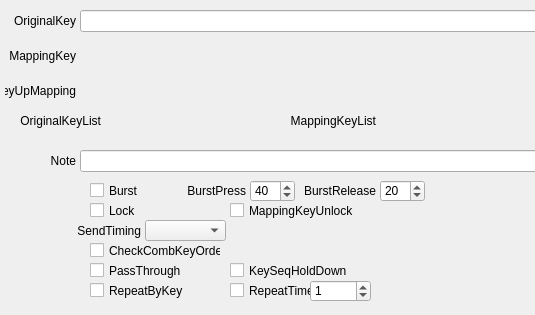
This is QKeyMapper/qitemsetupdialog.ui in Zalafina/QKeyMapper as Qt 5 draws it before an edit; both pictures show x 0 to 535 and y 0 to 315 of the 820 by 315 pixel window. The edited form follows.
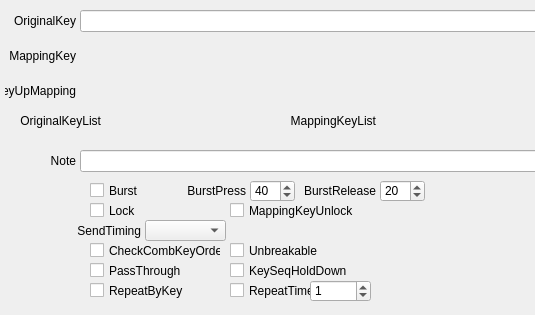
This is the edited form.

Commit message: Add unbreakable checkbox in itemsetupdialog.

Diff of the .ui file:
```diff
--- a/QKeyMapper/qitemsetupdialog.ui
+++ b/QKeyMapper/qitemsetupdialog.ui
@@ -509,6 +509,25 @@
     <bool>false</bool>
    </property>
   </widget>
+  <widget class="QCheckBox" name="unbreakableCheckBox">
+   <property name="geometry">
+    <rect>
+     <x>230</x>
+     <y>240</y>
+     <width>131</width>
+     <height>21</height>
+    </rect>
+   </property>
+   <property name="focusPolicy">
+    <enum>Qt::NoFocus</enum>
+   </property>
+   <property name="text">
+    <string>Unbreakable</string>
+   </property>
+   <property name="checked">
+    <bool>false</bool>
+   </property>
+  </widget>
  </widget>
  <resources/>
  <connections/>
```
The commit also changes 7 other files.
